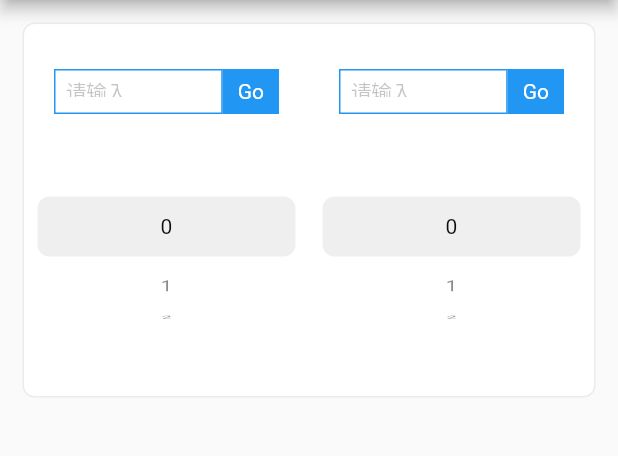
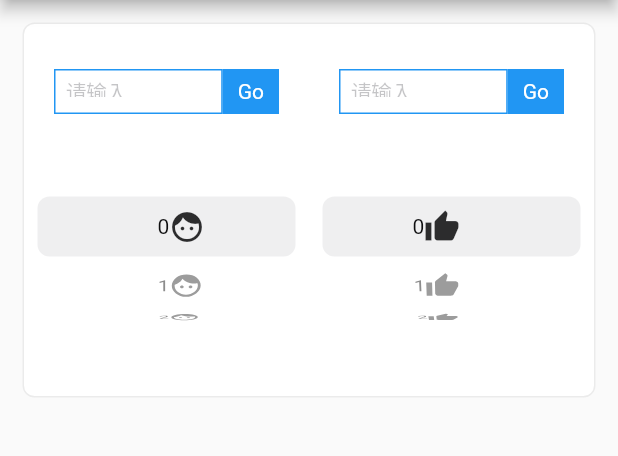
Before and after one commit to CodeGeekXu/flutter_picker_view, a Flutter app: the CustomPickerView screen opened directly, on a phone screen of 412 x 824 dp, the part 84-540 px from its top. Run offline on Flutter 3.47's test engine with Material 2 defaults, Android fonts, the phone set to English and light mode, and no system bars.

Commit message:
演示gif和截图

```diff
--- a/example/lib/widgets/custom_picker_view.dart
+++ b/example/lib/widgets/custom_picker_view.dart
@@ -39,11 +39,34 @@ class CustomPickerViewState extends State<CustomPickerView> {
             Container(
               height: 150,
               child: PickerView(
+                itemExtent: 40,
                 numberofRowsAtSection: (section) {
                   return 10;
                 },
                 itemBuilder: (section, row) {
-                  return Text('$row',style: TextStyle(fontSize: 14),);
+                  if (0 == section) {
+                    return Padding(
+                      padding: EdgeInsets.only(left: 20),
+                      child: Row(
+                        mainAxisAlignment: MainAxisAlignment.center,
+                        children: <Widget>[
+                          Text('$row',style: TextStyle(fontSize: 14),),
+                          Icon(Icons.face)
+                        ],
+                      ),
+                    );
+                  } else {
+                    return Padding(
+                      padding: EdgeInsets.only(right: 20),
+                      child: Row(
+                        mainAxisAlignment: MainAxisAlignment.center,
+                        children: <Widget>[
+                          Text('$row',style: TextStyle(fontSize: 14),),
+                          Icon(Icons.thumb_up)
+                        ],
+                      )
+                    );
+                  }
                 },
                 controller: _controller
               ),
--- a/example/lib/widgets/example_page.dart
+++ b/example/lib/widgets/example_page.dart
@@ -88,6 +88,7 @@ class ExamplePageState extends State<ExamplePage> {
           child: popup,
         );
       },
+      itemExtent: 40,
       numberofRowsAtSection: (section) {
         return 10;
       },
@@ -108,7 +109,7 @@ class ExamplePageState extends State<ExamplePage> {
       cancel: Text('cancel', style: TextStyle(color: Colors.grey),),
       onCancel: () {
         Scaffold.of(context).showSnackBar(
-          SnackBar(content: Text('BottomSheetPicekr.cancel'))
+          SnackBar(content: Text('BottomSheetPicker.cancel'))
         );
       },
       confirm: Text('confirm', style: TextStyle(color: Colors.blue),),
@@ -119,7 +120,7 @@ class ExamplePageState extends State<ExamplePage> {
         selectedItems.add(controller.selectedRowAt(section: 2));
 
         Scaffold.of(context).showSnackBar(
-          SnackBar(content: Text('BottomSheetPicekr.selected:$selectedItems'))
+          SnackBar(content: Text('BottomSheetPicker.selected:$selectedItems'))
         );
       },
       builder: (context, popup) {
@@ -128,6 +129,7 @@ class ExamplePageState extends State<ExamplePage> {
           child: popup,
         );
       },
+      itemExtent: 40,
       numberofRowsAtSection: (section) {
         return 10;
       },
```
Also changed, not shown: alert_dialog.png (added), bottom_sheet.png (added), custom.png (added), flutter_picker_view.gif (added).
